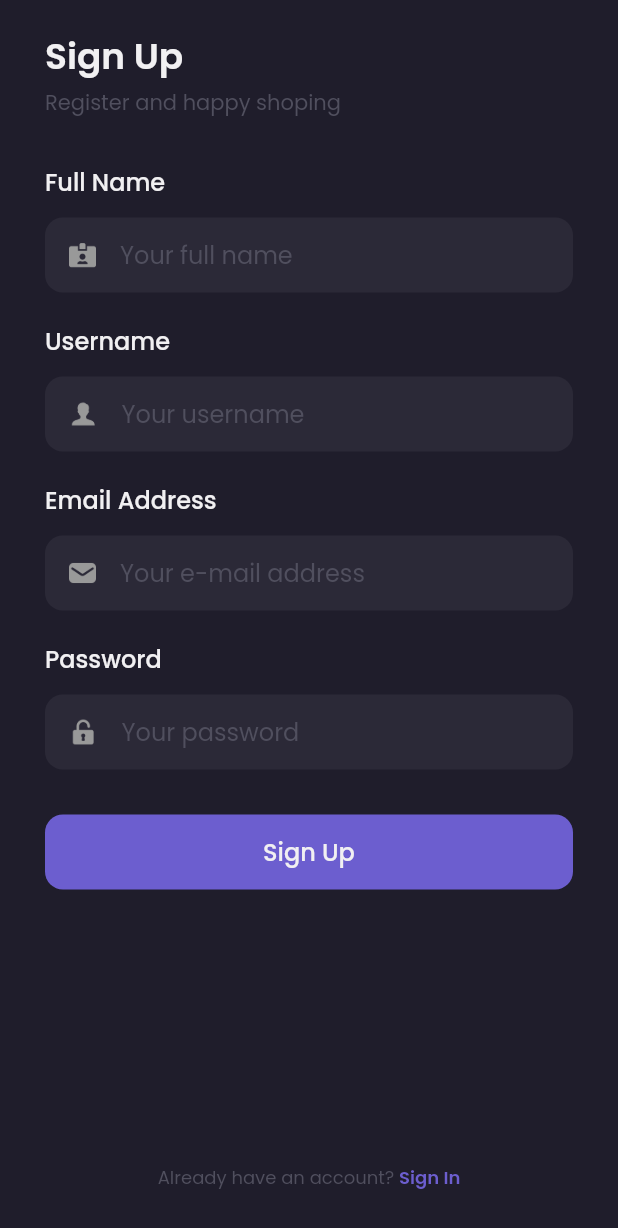
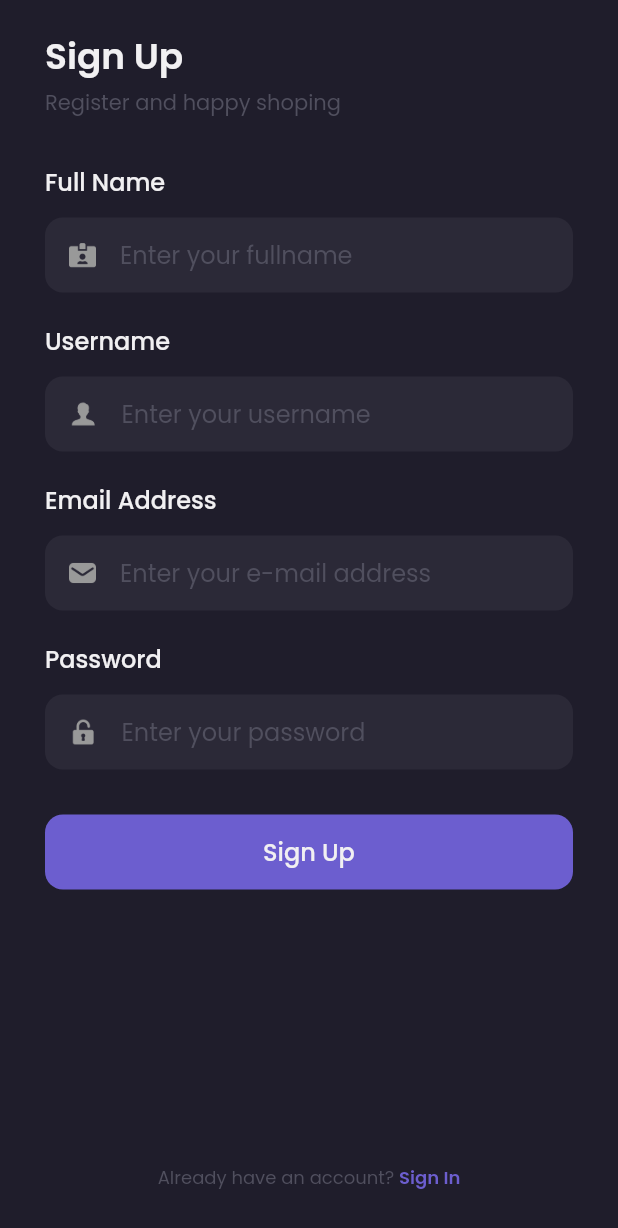
Before and after one commit to jesronmarudut/e-commerce, a Flutter app: the screen it shows after launch, after a tap on "Sign in to continue", on a phone screen of 412 x 824 dp. Shown: the top 1228 px of the screen. Run offline on Flutter 3.47's test engine with Material 2 defaults, Android fonts, the phone set to English and light mode, and no system bars; our stand-ins replace google_fonts.

```diff
--- a/lib/pages/sign_in_page.dart
+++ b/lib/pages/sign_in_page.dart
@@ -73,7 +73,7 @@ class SignInPage extends StatelessWidget {
                       child: TextFormField(
                         style: primaryTextStyle,
                         decoration: InputDecoration.collapsed(
-                          hintText: 'Your e-mail address',
+                          hintText: 'Enter your e-mail address',
                           hintStyle: subtitleTextStyle,
                         ),
                       ),
@@ -127,7 +127,7 @@ class SignInPage extends StatelessWidget {
                         style: primaryTextStyle,
                         obscureText: true, //Supaya password di hide
                         decoration: InputDecoration.collapsed(
-                          hintText: 'Your password',
+                          hintText: 'Enter your password',
                           hintStyle: subtitleTextStyle,
                         ),
                       ),
--- a/lib/pages/sign_up_page.dart
+++ b/lib/pages/sign_up_page.dart
@@ -68,7 +68,7 @@ class SignUpPage extends StatelessWidget {
                       child: TextFormField(
                         style: primaryTextStyle,
                         decoration: InputDecoration.collapsed(
-                          hintText: 'Your full name',
+                          hintText: 'Enter your fullname',
                           hintStyle: subtitleTextStyle,
                         ),
                       ),
@@ -121,7 +121,7 @@ class SignUpPage extends StatelessWidget {
                       child: TextFormField(
                         style: primaryTextStyle,
                         decoration: InputDecoration.collapsed(
-                          hintText: 'Your username',
+                          hintText: 'Enter your username',
                           hintStyle: subtitleTextStyle,
                         ),
                       ),
@@ -174,7 +174,7 @@ class SignUpPage extends StatelessWidget {
                       child: TextFormField(
                         style: primaryTextStyle,
                         decoration: InputDecoration.collapsed(
-                          hintText: 'Your e-mail address',
+                          hintText: 'Enter your e-mail address',
                           hintStyle: subtitleTextStyle,
                         ),
                       ),
@@ -228,7 +228,7 @@ class SignUpPage extends StatelessWidget {
                         style: primaryTextStyle,
                         obscureText: true, //Supaya password di hide
                         decoration: InputDecoration.collapsed(
-                          hintText: 'Your password',
+                          hintText: 'Enter your password',
                           hintStyle: subtitleTextStyle,
                         ),
                       ),
@@ -303,6 +303,7 @@ class SignUpPage extends StatelessWidget {
       //hilangin Bottom Overflowed  by 34 pixels
       backgroundColor: backgroundColor1,
       body: SafeArea(
+        child: Expanded(
           child: Container(
             margin: EdgeInsets.symmetric(
               horizontal: defaultMargin,
@@ -322,6 +323,7 @@ class SignUpPage extends StatelessWidget {
             ),
           ),
         ),
+      ),
     );
   }
 }
```
Lines whose indentation alone changed are shown as unchanged.
